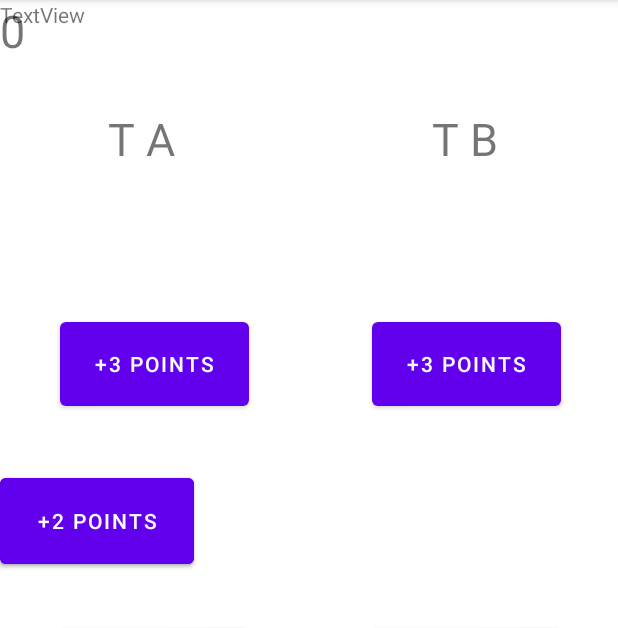
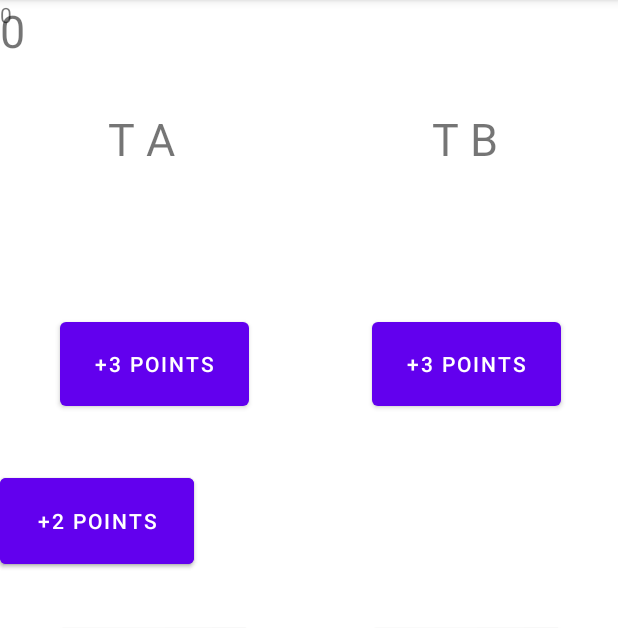
Before and after one commit to MrElbow123/First, an Android app: the MainActivity2 screen opened directly, with no data from a screen before it, on a phone screen of 412 x 824 dp, the part 84-712 px from its top. Run offline under Robolectric (Android 15) with nearby library versions, the phone set to English and light mode, and no system bars.

Commit message:
my first git commit

```diff
--- a/app/src/main/res/layout/activity_main2.xml
+++ b/app/src/main/res/layout/activity_main2.xml
@@ -10,7 +10,7 @@
         android:id="@+id/textView5"
         android:layout_width="79dp"
         android:layout_height="39dp"
-        android:text="TextView"
+        android:text="0"
         tools:layout_editor_absoluteX="276dp"
         tools:layout_editor_absoluteY="148dp" />
 
```
